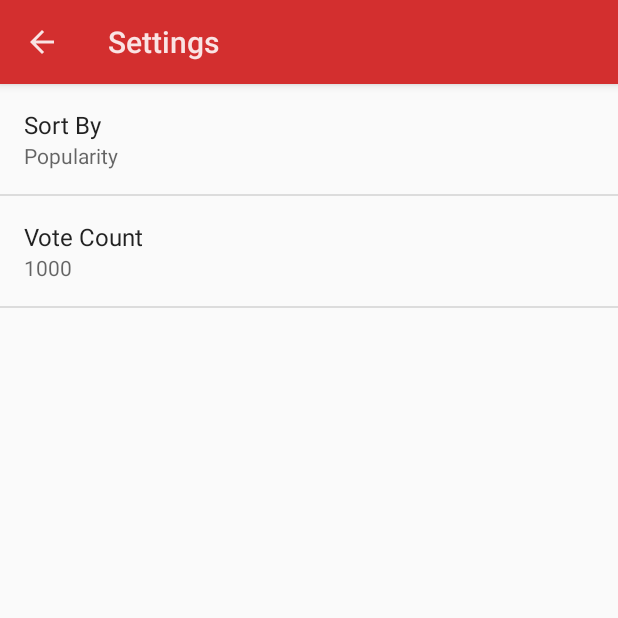
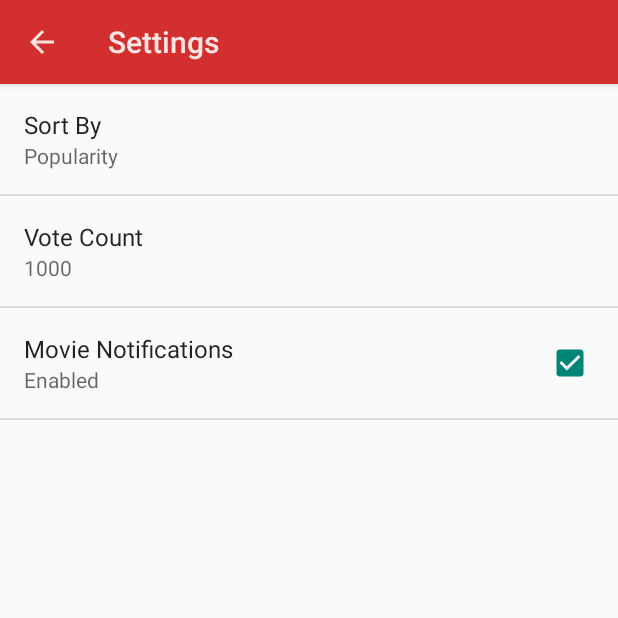
Before and after one commit to dashengz/popular-movies, an Android app: the SettingsActivity screen opened directly, with no data from a screen before it, on a phone screen of 412 x 824 dp, the top half of it. Run offline under Robolectric (Android 15) with nearby library versions, the phone set to English and light mode, and no system bars.

Commit message:
Add notification setting

```diff
--- a/app/src/main/res/values/strings_activity_settings.xml
+++ b/app/src/main/res/values/strings_activity_settings.xml
@@ -38,4 +38,12 @@
     <!-- Default vote count for rating sorting type [CHAR LIMIT=NONE] -->
     <string name="pref_vote_count_default" translatable="false">1000</string>
 
+    <!-- Strings related to Notification Enabled preference -->
+    <string name="pref_enable_notifications_key" translatable="false">enable_notifications</string>
+    <string name="pref_enable_notifications_label">Movie Notifications</string>
+
+    <string name="pref_enable_notifications_true">Enabled</string>
+    <string name="pref_enable_notifications_false">Not Enabled</string>
+    <string name="pref_enable_notifications_default" translatable="false">true</string>
+
 </resources>
--- a/app/src/main/res/xml/pref_general.xml
+++ b/app/src/main/res/xml/pref_general.xml
@@ -18,4 +18,11 @@
         android:title="@string/pref_vote_count_label" />
     <!--android:summary="@string/pref_vote_count_summary"-->
 
+    <CheckBoxPreference
+        android:defaultValue="@string/pref_enable_notifications_default"
+        android:key="@string/pref_enable_notifications_key"
+        android:summaryOff="@string/pref_enable_notifications_false"
+        android:summaryOn="@string/pref_enable_notifications_true"
+        android:title="@string/pref_enable_notifications_label" />
+
 </PreferenceScreen>
```
Also changed, not shown: app/src/main/java/me/dashengzhang/popularmovies/sync/PopularMoviesSyncAdapter.java (+10 -1 lines).
